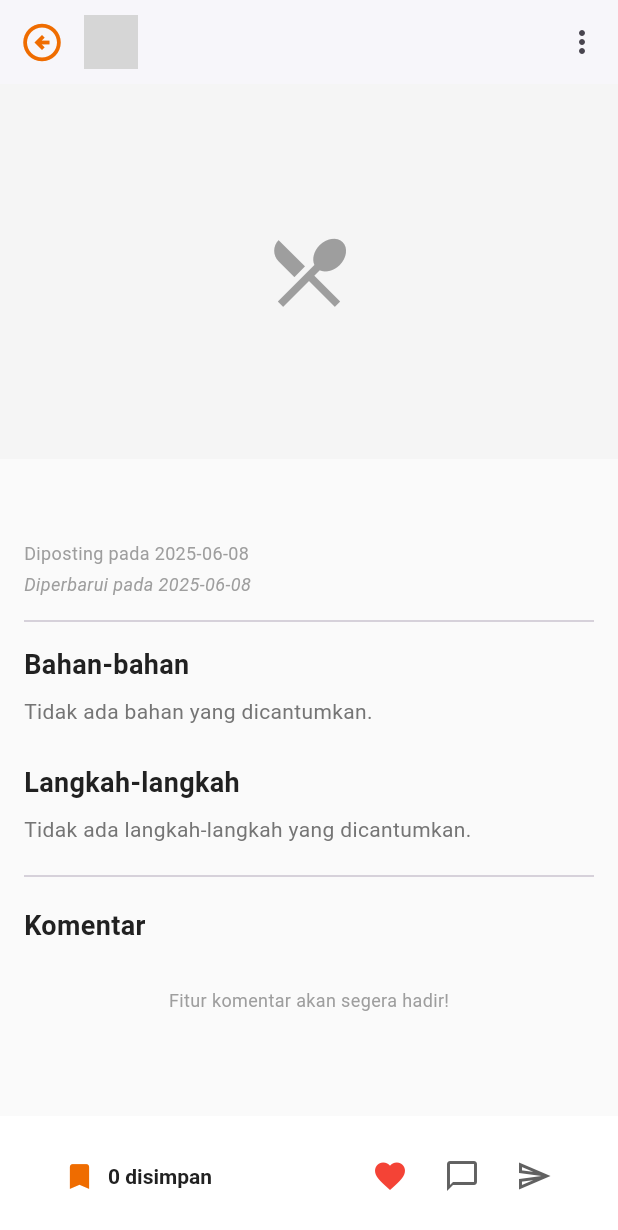
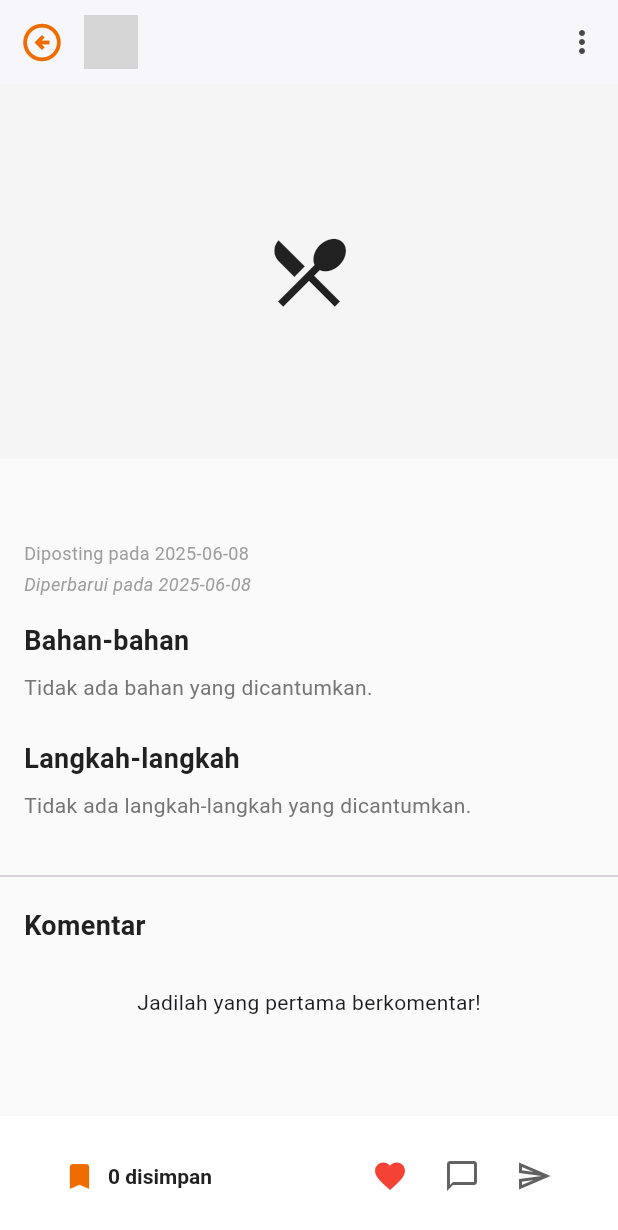
Before and after one commit to annisayulia12/recipe_app, a Flutter app: the DetailCard screen opened directly with empty values, on a phone screen of 412 x 824 dp. Shown: the top 1230 px of the screen. Run offline on Flutter 3.47's test engine with Material 3 defaults, Android fonts, the phone set to English and light mode, and no system bars; our stand-ins replace cloud_firestore, firebase_auth, firebase_core, firebase_dynamic_links, share_plus, timeago; accounts and stored records are empty; network calls fail; grey boxes are pictures that could not be loaded.

Commit message:
refactor detail_card.dart

```diff
--- /dev/null
+++ b/lib/views/pages/detail/widgets/comment_section.dart
@@ -0,0 +1,133 @@
+import 'package:flutter/material.dart';
+import 'package:firebase_auth/firebase_auth.dart';
+import 'package:cloud_firestore/cloud_firestore.dart';
+import 'package:recipein_app/models/models.dart';
+import 'package:recipein_app/services/interaction_service.dart';
+import 'package:recipein_app/constants/app_colors.dart';
+import 'package:recipein_app/widgets/custom_overlay_notification.dart';
+import 'package:timeago/timeago.dart' as timeago;
+
+class CommentSection extends StatefulWidget {
+  final String recipeId;
+  final RecipeModel recipe;
+  final InteractionService interactionService;
+  final User? currentUser;
+
+  const CommentSection({
+    super.key,
+    required this.recipeId,
+    required this.recipe,
+    required this.interactionService,
+    required this.currentUser,
+  });
+
+  @override
+  State<CommentSection> createState() => _CommentSectionState();
+}
+
+class _CommentSectionState extends State<CommentSection> {
+  final TextEditingController _commentController = TextEditingController();
+  final FocusNode _commentFocusNode = FocusNode();
+
+  @override
+  void dispose() {
+    _commentController.dispose();
+    _commentFocusNode.dispose();
+    super.dispose();
+  }
+
+  void _postComment() async {
+    if (_commentController.text.trim().isEmpty || widget.currentUser == null) return;
+
+    final commentText = _commentController.text.trim();
+    _commentController.clear();
+    _commentFocusNode.unfocus();
+
+    final newComment = CommentModel(
+      id: '', recipeId: widget.recipeId, userId: widget.currentUser!.uid,
+      userName: widget.currentUser!.displayName ?? 'Anonim',
+      userPhotoUrl: widget.currentUser!.photoURL,
+      text: commentText, createdAt: Timestamp.now(),
+    );
+
+    try {
+      await widget.interactionService.addComment(newComment, widget.recipe, widget.currentUser!);
+    } catch (e) {
+      if(mounted) CustomOverlayNotification.show(context, 'Gagal mengirim komentar.', isSuccess: false);
+    }
+  }
+
+  @override
+  Widget build(BuildContext context) {
+    const headingStyle = TextStyle(fontSize: 18, fontWeight: FontWeight.bold, color: AppColors.textPrimaryDark);
+
+    return Column(
+      crossAxisAlignment: CrossAxisAlignment.start,
+      children: [
+        const Divider(height: 40),
+        const Padding(
+          padding: EdgeInsets.symmetric(horizontal: 16.0),
+          child: Text('Komentar', style: headingStyle),
+        ),
+        const SizedBox(height: 8),
+        StreamBuilder<List<CommentModel>>(
+          stream: widget.interactionService.getComments(widget.recipeId),
+          builder: (context, snapshot) {
+            if (snapshot.connectionState == ConnectionState.waiting) return const SizedBox(height: 100, child: Center(child: CircularProgressIndicator()));
+            if (!snapshot.hasData || snapshot.data!.isEmpty) return const Center(child: Padding(padding: EdgeInsets.symmetric(vertical: 20.0), child: Text("Jadilah yang pertama berkomentar!")));
+            final comments = snapshot.data!;
+            return ListView.builder(
+              itemCount: comments.length,
+              shrinkWrap: true,
+              physics: const NeverScrollableScrollPhysics(),
+              itemBuilder: (context, index) => CommentTile(comment: comments[index]),
+            );
+          },
+        ),
+      ],
+    );
+  }
+}
+
+class CommentTile extends StatelessWidget {
+  final CommentModel comment;
+  const CommentTile({super.key, required this.comment});
+
+  @override
+  Widget build(BuildContext context) {
+    timeago.setLocaleMessages('id', timeago.IdMessages());
+    final String timeAgo = timeago.format(comment.createdAt.toDate(), locale: 'id');
+
+    return Padding(
+      padding: const EdgeInsets.symmetric(horizontal: 16.0, vertical: 10.0),
+      child: Row(
+        crossAxisAlignment: CrossAxisAlignment.start,
+        children: [
+          CircleAvatar(radius: 18, backgroundImage: comment.userPhotoUrl != null && comment.userPhotoUrl!.isNotEmpty ? NetworkImage(comment.userPhotoUrl!) : const AssetImage('assets/images/profile_placeholder.png') as ImageProvider),
+          const SizedBox(width: 12),
+          Expanded(
+            child: Column(
+              crossAxisAlignment: CrossAxisAlignment.start,
+              children: [
+                Row(children: [
+                  Text(comment.userName, style: const TextStyle(fontWeight: FontWeight.bold, fontSize: 14)),
+                  const SizedBox(width: 8),
+                  Text(timeAgo, style: const TextStyle(color: AppColors.greyMedium, fontSize: 12)),
+                ]),
+                const SizedBox(height: 4),
+                Text(comment.text, style: const TextStyle(fontSize: 14)),
+                const SizedBox(height: 4),
+                TextButton(
+                  onPressed: () { /* TODO: Implementasi balas */ },
+                  style: TextButton.styleFrom(padding: EdgeInsets.zero, minimumSize: Size.zero, tapTargetSize: MaterialTapTargetSize.shrinkWrap),
+                  child: const Text('Balas', style: TextStyle(color: AppColors.greyDark, fontWeight: FontWeight.bold, fontSize: 12)),
+                ),
+              ],
+            ),
+          ),
+          Column(children: [const Icon(Icons.favorite_border, color: AppColors.greyMedium, size: 18), Text(comment.likesCount.toString(), style: const TextStyle(fontSize: 12))])
+        ],
+      ),
+    );
+  }
+}
--- /dev/null
+++ b/lib/views/pages/detail/widgets/interaction_bottom_bar.dart
@@ -0,0 +1,92 @@
+import 'package:flutter/material.dart';
+import 'package:recipein_app/constants/app_colors.dart';
+import 'package:recipein_app/models/models.dart';
+import 'package:recipein_app/widgets/custom_overlay_notification.dart';
+
+class InteractionBottomBar extends StatelessWidget {
+  final RecipeModel recipe;
+  final bool isLiked;
+  final bool isBookmarked;
+  final VoidCallback onLikeTap;
+  final VoidCallback onBookmarkTap;
+  final VoidCallback onCopyTap;
+  final VoidCallback onShareTap;
+
+  const InteractionBottomBar({
+    super.key,
+    required this.recipe,
+    required this.isLiked,
+    required this.isBookmarked,
+    required this.onLikeTap,
+    required this.onBookmarkTap,
+    required this.onCopyTap,
+    required this.onShareTap,
+  });
+
+  @override
+  Widget build(BuildContext context) {
+    return BottomAppBar(
+      color: AppColors.white,
+      elevation: 10.0,
+      child: Padding(
+        padding: const EdgeInsets.symmetric(horizontal: 16.0, vertical: 4.0),
+        child: Row(
+          mainAxisAlignment: MainAxisAlignment.spaceBetween,
+          children: [
+            TextButton.icon(
+              onPressed: onBookmarkTap,
+              icon: Icon(
+                isBookmarked ? Icons.bookmark : Icons.bookmark_border,
+                color: isBookmarked ? AppColors.primaryOrange : AppColors.textPrimaryDark,
+                size: 22,
+              ),
+              label: Text(
+                "${recipe.bookmarksCount} disimpan",
+                style: const TextStyle(fontWeight: FontWeight.w600, color: AppColors.textPrimaryDark),
+              ),
+              style: TextButton.styleFrom(
+                padding: const EdgeInsets.symmetric(horizontal: 10, vertical: 8),
+                shape: RoundedRectangleBorder(borderRadius: BorderRadius.circular(12)),
+              ),
+            ),
+            Row(
+              children: [
+                _buildSmallInteractionButton(
+                  icon: isLiked ? Icons.favorite : Icons.favorite_border,
+                  color: isLiked ? AppColors.error : AppColors.greyDark,
+                  onTap: onLikeTap,
+                ),
+                _buildSmallInteractionButton(
+                  icon: Icons.chat_bubble_outline,
+                  color: AppColors.greyDark,
+                  onTap: () => CustomOverlayNotification.show(context, 'Fitur komentar akan segera hadir!', isSuccess: false),
+                ),
+                PopupMenuButton<String>(
+                  onSelected: (value) {
+                    if (value == 'copy') onCopyTap();
+                    else if (value == 'share') onShareTap();
+                  },
+                  itemBuilder: (context) => [
+                    const PopupMenuItem(value: 'copy', child: Row(children: [Icon(Icons.copy, size: 20), SizedBox(width: 8), Text('Salin Tautan')])),
+                    const PopupMenuItem(value: 'share', child: Row(children: [Icon(Icons.share, size: 20), SizedBox(width: 8), Text('Bagikan')])),
+                  ],
+                  icon: const Icon(Icons.send_outlined, color: AppColors.greyDark, size: 24),
+                  tooltip: "Bagikan",
+                ),
+              ],
+            ),
+          ],
+        ),
+      ),
+    );
+  }
+
+  Widget _buildSmallInteractionButton({required IconData icon, required Color color, required VoidCallback onTap}) {
+    return IconButton(
+      onPressed: onTap,
+      icon: Icon(icon, color: color, size: 24),
+      padding: const EdgeInsets.all(8),
+      constraints: const BoxConstraints(),
+    );
+  }
+}
--- /dev/null
+++ b/lib/views/pages/detail/widgets/recipe_header.dart
@@ -0,0 +1,45 @@
+import 'package:flutter/material.dart';
+import 'package:recipein_app/constants/app_colors.dart';
+import 'package:recipein_app/models/models.dart';
+
+class RecipeHeader extends StatelessWidget {
+  final RecipeModel recipe;
+  const RecipeHeader({super.key, required this.recipe});
+
+  @override
+  Widget build(BuildContext context) {
+    const metaTextStyle = TextStyle(fontSize: 12, color: AppColors.greyMedium);
+
+    return Column(
+      crossAxisAlignment: CrossAxisAlignment.start,
+      children: [
+        if (recipe.imageUrl != null && recipe.imageUrl!.isNotEmpty)
+          Image.network(
+            recipe.imageUrl!,
+            width: double.infinity, height: 250, fit: BoxFit.cover,
+            loadingBuilder: (context, child, progress) => progress == null ? child : Container(height: 250, color: AppColors.greyLight, child: const Center(child: CircularProgressIndicator())),
+            errorBuilder: (context, error, stack) => Container(height: 250, color: AppColors.greyLight, child: const Icon(Icons.broken_image, color: AppColors.greyMedium)),
+          )
+        else
+          Container(width: double.infinity, height: 250, color: AppColors.greyLight, child: const Icon(Icons.restaurant_menu, size: 60)),
+
+        Padding(
+          padding: const EdgeInsets.fromLTRB(16.0, 16.0, 16.0, 0),
+          child: Column(
+            crossAxisAlignment: CrossAxisAlignment.start,
+            children: [
+              Text(recipe.title, style: const TextStyle(fontSize: 24, fontWeight: FontWeight.bold, color: AppColors.textPrimaryDark)),
+              const SizedBox(height: 4),
+              Text("Diposting pada ${recipe.createdAt.toDate().toString().substring(0, 10)}", style: metaTextStyle),
+              if (recipe.updatedAt != null)
+                 Padding(
+                   padding: const EdgeInsets.only(top: 4.0),
+                   child: Text("Diperbarui pada ${recipe.updatedAt!.toDate().toString().substring(0, 10)}", style: metaTextStyle.copyWith(fontStyle: FontStyle.italic)),
+                 ),
+            ],
+          ),
+        ),
+      ],
+    );
+  }
+}
--- /dev/null
+++ b/lib/views/pages/detail/widgets/recipe_info_section.dart
@@ -0,0 +1,54 @@
+import 'package:flutter/material.dart';
+import 'package:recipein_app/constants/app_colors.dart';
+import 'package:recipein_app/models/models.dart';
+
+class RecipeInfoSection extends StatelessWidget {
+  final RecipeModel recipe;
+  const RecipeInfoSection({super.key, required this.recipe});
+
+  @override
+  Widget build(BuildContext context) {
+    const headingStyle = TextStyle(fontSize: 18, fontWeight: FontWeight.bold, color: AppColors.textPrimaryDark);
+    const bodyTextStyle = TextStyle(fontSize: 14, color: AppColors.textSecondaryDark, height: 1.5);
+
+    return Padding(
+      padding: const EdgeInsets.all(16.0),
+      child: Column(
+        crossAxisAlignment: CrossAxisAlignment.start,
+        children: [
+          if (recipe.description != null && recipe.description!.isNotEmpty) ...[
+            const Text('Deskripsi', style: headingStyle),
+            const SizedBox(height: 8),
+            Text(recipe.description!, style: bodyTextStyle),
+            const Divider(height: 40),
+          ],
+
+          const Text('Bahan-bahan', style: headingStyle),
+          const SizedBox(height: 8),
+          if (recipe.ingredients.isEmpty)
+            const Text("Tidak ada bahan yang dicantumkan.", style: bodyTextStyle)
+          else
+            ...recipe.ingredients.map((val) => Padding(padding: const EdgeInsets.only(bottom: 4.0), child: Text('• $val', style: bodyTextStyle))),
+
+          const SizedBox(height: 24),
+
+          const Text('Langkah-langkah', style: headingStyle),
+          const SizedBox(height: 8),
+          if (recipe.steps.isEmpty)
+            const Text("Tidak ada langkah-langkah yang dicantumkan.", style: bodyTextStyle)
+          else
+            ...recipe.steps.asMap().entries.map((entry) => Padding(
+              padding: const EdgeInsets.only(bottom: 8.0),
+              child: Row(
+                crossAxisAlignment: CrossAxisAlignment.start,
+                children: [
+                  Text('${entry.key + 1}. ', style: bodyTextStyle.copyWith(fontWeight: FontWeight.bold)),
+                  Expanded(child: Text(entry.value, style: bodyTextStyle)),
+                ],
+              ),
+            )),
+        ],
+      ),
+    );
+  }
+}
--- /dev/null
+++ b/lib/views/pages/detail/widgets/widgets.dart
@@ -0,0 +1,4 @@
+export 'recipe_header.dart';
+export 'recipe_info_section.dart';
+export 'interaction_bottom_bar.dart';
+export 'comment_section.dart';
--- a/lib/views/pages/detail_card.dart
+++ b/lib/views/pages/detail_card.dart
@@ -11,6 +11,9 @@ import 'package:recipein_app/views/pages/edit_recipe_page.dart';
 import 'package:recipein_app/widgets/custom_confirmation_dialog.dart';
 import 'package:recipein_app/widgets/custom_overlay_notification.dart';
 import 'package:share_plus/share_plus.dart';
+
+// Impor barrel file untuk komponen-komponen UI
+import 'detail/widgets/widgets.dart';
 
 // Helper class untuk membawa semua data yang dibutuhkan dari future
 class RecipeDetailBundle {
@@ -80,6 +83,7 @@ class _DetailCardState extends State<DetailCard> {
         bookmarked = results[1];
       }
 
+      // Update state lokal setelah data diambil, ini penting untuk pembaruan UI instan
       if (mounted) {
         setState(() {
           _recipe = recipeData;
@@ -213,8 +217,7 @@ class _DetailCardState extends State<DetailCard> {
     try {
       await widget.recipeService.deleteRecipe(_recipe!.id);
       if (mounted) {
-        Navigator.of(context).pop(); // Kembali ke halaman sebelumnya
-        // Beri jeda agar notifikasi muncul di halaman sebelumnya
+        Navigator.of(context).pop();
         Future.delayed(const Duration(milliseconds: 200), () {
           CustomOverlayNotification.show(context, 'Resep berhasil dihapus');
         });
@@ -250,21 +253,22 @@ class _DetailCardState extends State<DetailCard> {
       future: _detailsFuture,
       builder: (context, snapshot) {
         if (snapshot.connectionState == ConnectionState.waiting) {
-          return Scaffold(appBar: AppBar(backgroundColor: Colors.transparent, elevation: 0, iconTheme: const IconThemeData(color: AppColors.primaryOrange)), body: const Center(child: CircularProgressIndicator(color: AppColors.primaryOrange)));
+          return Scaffold(appBar: AppBar(backgroundColor: Colors.transparent, elevation: 0), body: const Center(child: CircularProgressIndicator(color: AppColors.primaryOrange)));
         }
         if (snapshot.hasError) {
-          return Scaffold(appBar: AppBar(backgroundColor: Colors.transparent, elevation: 0, iconTheme: const IconThemeData(color: AppColors.primaryOrange)), body: Center(child: Padding(padding: const EdgeInsets.all(16.0), child: Text("Error: ${snapshot.error}", textAlign: TextAlign.center))));
+          return Scaffold(appBar: AppBar(backgroundColor: Colors.transparent, elevation: 0), body: Center(child: Padding(padding: const EdgeInsets.all(16.0), child: Text("Error: ${snapshot.error}", textAlign: TextAlign.center))));
         }
-        if (!snapshot.hasData || snapshot.data == null || _recipe == null) {
-          return Scaffold(appBar: AppBar(backgroundColor: Colors.transparent, elevation: 0, iconTheme: const IconThemeData(color: AppColors.primaryOrange)), body: const Center(child: Text('Resep tidak ditemukan.')));
+        if (!snapshot.hasData || snapshot.data == null) {
+          return Scaffold(appBar: AppBar(backgroundColor: Colors.transparent, elevation: 0), body: const Center(child: Text('Resep tidak ditemukan.')));
         }
 
+        // Data sekarang di-assign ke state hanya sekali di initState/_loadRecipeDetails
+        // Di sini kita bisa dengan aman menggunakan _recipe yang sudah ada di state.
+        if (_recipe == null) {
+          return Scaffold(appBar: AppBar(backgroundColor: Colors.transparent, elevation: 0), body: const Center(child: Text('Resep tidak valid.')));
+        }
         final recipeData = _recipe!;
         final bool isOwner = _currentUser?.uid == recipeData.ownerId;
-
-        const TextStyle headingStyle = TextStyle(fontSize: 18, fontWeight: FontWeight.bold, color: AppColors.textPrimaryDark);
-        const TextStyle bodyTextStyle = TextStyle(fontSize: 14, color: AppColors.textSecondaryDark, height: 1.5);
-        const TextStyle metaTextStyle = TextStyle(fontSize: 12, color: AppColors.greyMedium);
 
         return Scaffold(
           backgroundColor: AppColors.offWhite,
@@ -297,37 +301,28 @@ class _DetailCardState extends State<DetailCard> {
               ),
             ],
           ),
-          bottomNavigationBar: _buildInteractionBottomBar(recipeData),
+          bottomNavigationBar: InteractionBottomBar(
+            recipe: recipeData,
+            isLiked: _isLiked,
+            isBookmarked: _isBookmarked,
+            onLikeTap: _toggleLike,
+            onBookmarkTap: _toggleBookmark,
+            onCopyTap: _copyLink,
+            onShareTap: _shareRecipe,
+          ),
           body: SingleChildScrollView(
             padding: const EdgeInsets.only(bottom: 80),
             child: Column(
               crossAxisAlignment: CrossAxisAlignment.start,
               children: [
-                if (recipeData.imageUrl != null && recipeData.imageUrl!.isNotEmpty)
-                  Image.network(recipeData.imageUrl!, width: double.infinity, height: 250, fit: BoxFit.cover, loadingBuilder: (context, child, loadingProgress) => (loadingProgress == null) ? child : Container(height: 250, color: AppColors.greyLight, child: const Center(child: CircularProgressIndicator())), errorBuilder: (context, error, stackTrace) => Container(height: 250, color: AppColors.greyLight, child: const Icon(Icons.broken_image, color: AppColors.greyMedium)))
-                else
-                  Container(width: double.infinity, height: 250, color: AppColors.greyLight, child: const Icon(Icons.restaurant_menu, size: 60, color: AppColors.greyMedium)),
-                Padding(
-                  padding: const EdgeInsets.all(16.0),
-                  child: Column(
-                    crossAxisAlignment: CrossAxisAlignment.start,
-                    children: [
-                      Text(recipeData.title, style: const TextStyle(fontSize: 24, fontWeight: FontWeight.bold, color: AppColors.textPrimaryDark)),
-                      const SizedBox(height: 4),
-                      Text("Diposting pada ${recipeData.createdAt.toDate().toString().substring(0, 10)}", style: metaTextStyle),
-                      if (recipeData.updatedAt != null) Padding(padding: const EdgeInsets.only(top: 4.0), child: Text("Diperbarui pada ${recipeData.updatedAt!.toDate().toString().substring(0, 10)}", style: metaTextStyle.copyWith(fontStyle: FontStyle.italic))),
-                      if (recipeData.description != null && recipeData.description!.isNotEmpty) ...[const SizedBox(height: 16), Text(recipeData.description!, style: bodyTextStyle)],
-                      const Divider(height: 32),
-                      const Text('Bahan-bahan', style: headingStyle), const SizedBox(height: 8),
-                      if (recipeData.ingredients.isEmpty) const Text("Tidak ada bahan yang dicantumkan.", style: bodyTextStyle) else ...recipeData.ingredients.map((val) => Padding(padding: const EdgeInsets.only(bottom: 4.0), child: Text('• $val', style: bodyTextStyle))),
-                      const SizedBox(height: 24),
-                      const Text('Langkah-langkah', style: headingStyle), const SizedBox(height: 8),
-                      if (recipeData.steps.isEmpty) const Text("Tidak ada langkah-langkah yang dicantumkan.", style: bodyTextStyle) else ...recipeData.steps.asMap().entries.map((entry) => Padding(padding: const EdgeInsets.only(bottom: 8.0), child: Row(crossAxisAlignment: CrossAxisAlignment.start, children: [Text('${entry.key + 1}. ', style: bodyTextStyle.copyWith(fontWeight: FontWeight.bold)), Expanded(child: Text(entry.value, style: bodyTextStyle))]))),
-                      const Divider(height: 40),
-                      const Text('Komentar', style: headingStyle), const SizedBox(height: 8),
-                      const Padding(padding: EdgeInsets.symmetric(vertical: 20.0), child: Center(child: Text("Fitur komentar akan segera hadir!", style: metaTextStyle))),
-                    ],
-                  ),
+                // --- UI sekarang bersih dan memanggil komponen ---
+                RecipeHeader(recipe: recipeData),
+                RecipeInfoSection(recipe: recipeData),
+                CommentSection(
+                  recipeId: recipeData.id,
+                  recipe: recipeData,
+                  interactionService: widget.interactionService,
+                  currentUser: _currentUser,
                 ),
               ],
             ),
@@ -336,55 +331,4 @@ class _DetailCardState extends State<DetailCard> {
       },
     );
   }
-
-  Widget _buildInteractionBottomBar(RecipeModel recipe) {
-    return BottomAppBar(
-      color: AppColors.white,
-      elevation: 10.0,
-      child: Padding(
-        padding: const EdgeInsets.symmetric(horizontal: 16.0, vertical: 4.0),
-        child: Row(
-          mainAxisAlignment: MainAxisAlignment.spaceBetween,
-          children: [
-            TextButton.icon(
-              onPressed: _toggleBookmark,
-              icon: Icon(_isBookmarked ? Icons.bookmark : Icons.bookmark_border, color: _isBookmarked ? AppColors.primaryOrange : AppColors.textPrimaryDark, size: 22),
-              label: Text(
-                "${recipe.bookmarksCount} disimpan",
-                style: const TextStyle(fontWeight: FontWeight.w600, color: AppColors.textPrimaryDark),
-              ),
-              style: TextButton.styleFrom(padding: const EdgeInsets.symmetric(horizontal: 10, vertical: 8), shape: RoundedRectangleBorder(borderRadius: BorderRadius.circular(12))),
-            ),
-            Row(
-              children: [
-                _buildSmallInteractionButton(icon: _isLiked ? Icons.favorite : Icons.favorite_border, color: _isLiked ? AppColors.error : AppColors.greyDark, onTap: _toggleLike),
-                _buildSmallInteractionButton(icon: Icons.chat_bubble_outline, color: AppColors.greyDark, onTap: () => CustomOverlayNotification.show(context, 'Fitur komentar akan segera hadir!', isSuccess: false)),
-                PopupMenuButton<String>(
-                  onSelected: (value) {
-                    if (value == 'copy') _copyLink();
-                    else if (value == 'share') _shareRecipe();
-                  },
-                  itemBuilder: (context) => [
-                    const PopupMenuItem(value: 'copy', child: Row(children: [Icon(Icons.copy, size: 20), SizedBox(width: 8), Text('Salin Tautan')])),
-                    const PopupMenuItem(value: 'share', child: Row(children: [Icon(Icons.share, size: 20), SizedBox(width: 8), Text('Bagikan')])),
-                  ],
-                  icon: const Icon(Icons.send_outlined, color: AppColors.greyDark, size: 24),
-                  tooltip: "Bagikan",
-                ),
-              ],
-            ),
-          ],
-        ),
-      ),
-    );
-  }
-
-  Widget _buildSmallInteractionButton({required IconData icon, required Color color, required VoidCallback onTap}) {
-    return IconButton(
-      onPressed: onTap,
-      icon: Icon(icon, color: color, size: 24),
-      padding: const EdgeInsets.all(8),
-      constraints: const BoxConstraints(),
-    );
-  }
 }
--- a/pubspec.yaml
+++ b/pubspec.yaml
@@ -41,6 +41,7 @@ dependencies:
   cloud_firestore: ^5.6.8
   share_plus: ^11.0.0
   firebase_dynamic_links: ^6.1.6
+  timeago: ^3.7.1
 
 dev_dependencies:
   flutter_test:
```
Also changed, not shown: pubspec.lock.
